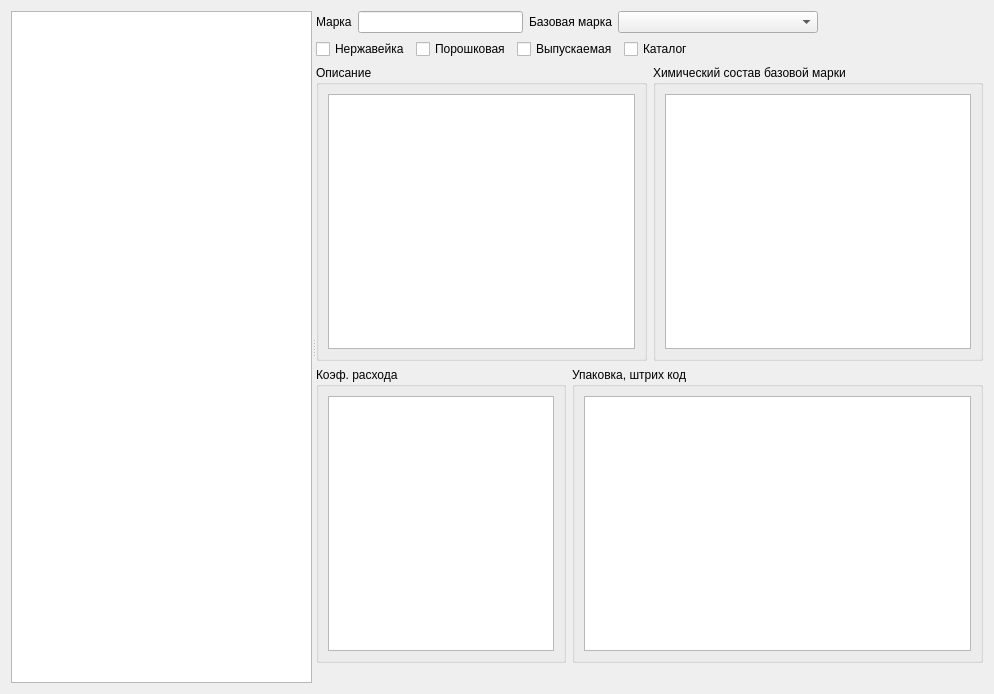
Qt form formedtwire.ui (Sergeyego/wire_pr) before a commit.
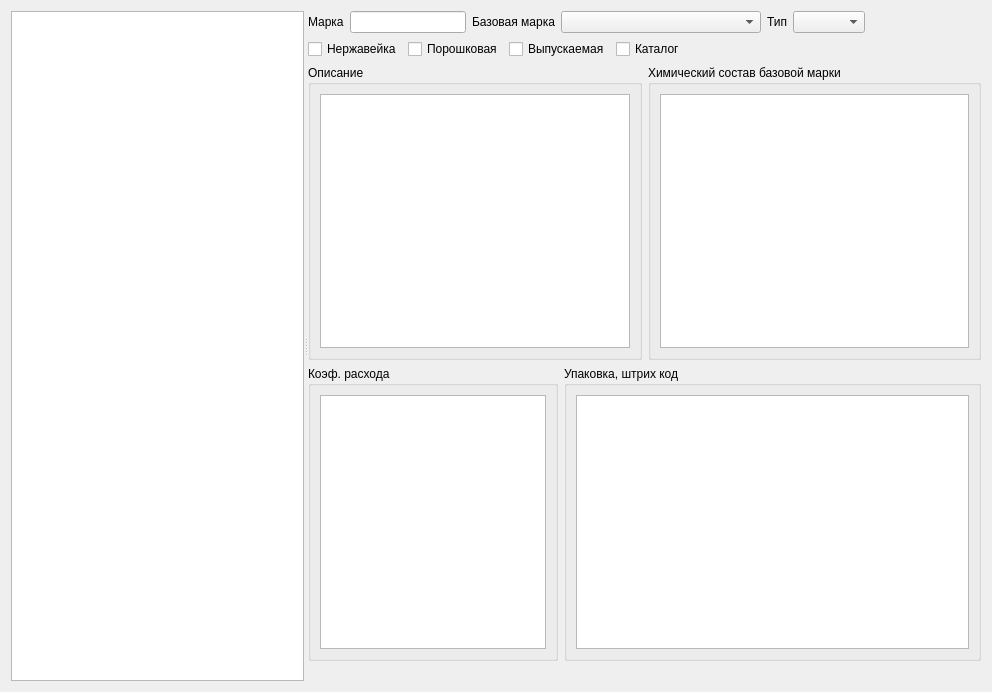
The same form after that commit. Custom widgets are drawn as their Qt base class.

What changed in the file:
```diff
--- a/formedtwire.ui
+++ b/formedtwire.ui
@@ -6,8 +6,8 @@
    <rect>
     <x>0</x>
     <y>0</y>
-    <width>994</width>
-    <height>694</height>
+    <width>992</width>
+    <height>692</height>
    </rect>
   </property>
   <property name="windowTitle">
@@ -36,7 +36,7 @@
        <enum>QAbstractItemView::SelectRows</enum>
       </property>
      </widget>
-     <widget class="QWidget" name="">
+     <widget class="QWidget" name="layoutWidget">
       <layout class="QVBoxLayout" name="verticalLayout_5">
        <item>
         <layout class="QHBoxLayout" name="horizontalLayout_2">
@@ -74,6 +74,16 @@
            </property>
           </widget>
          </item>
+         <item>
+          <widget class="QLabel" name="label_2">
+           <property name="text">
+            <string>Тип</string>
+           </property>
+          </widget>
+         </item>
+         <item>
+          <widget class="QComboBox" name="comboBoxType"/>
+         </item>
          <item>
           <spacer name="horizontalSpacer_3">
            <property name="orientation">
```
